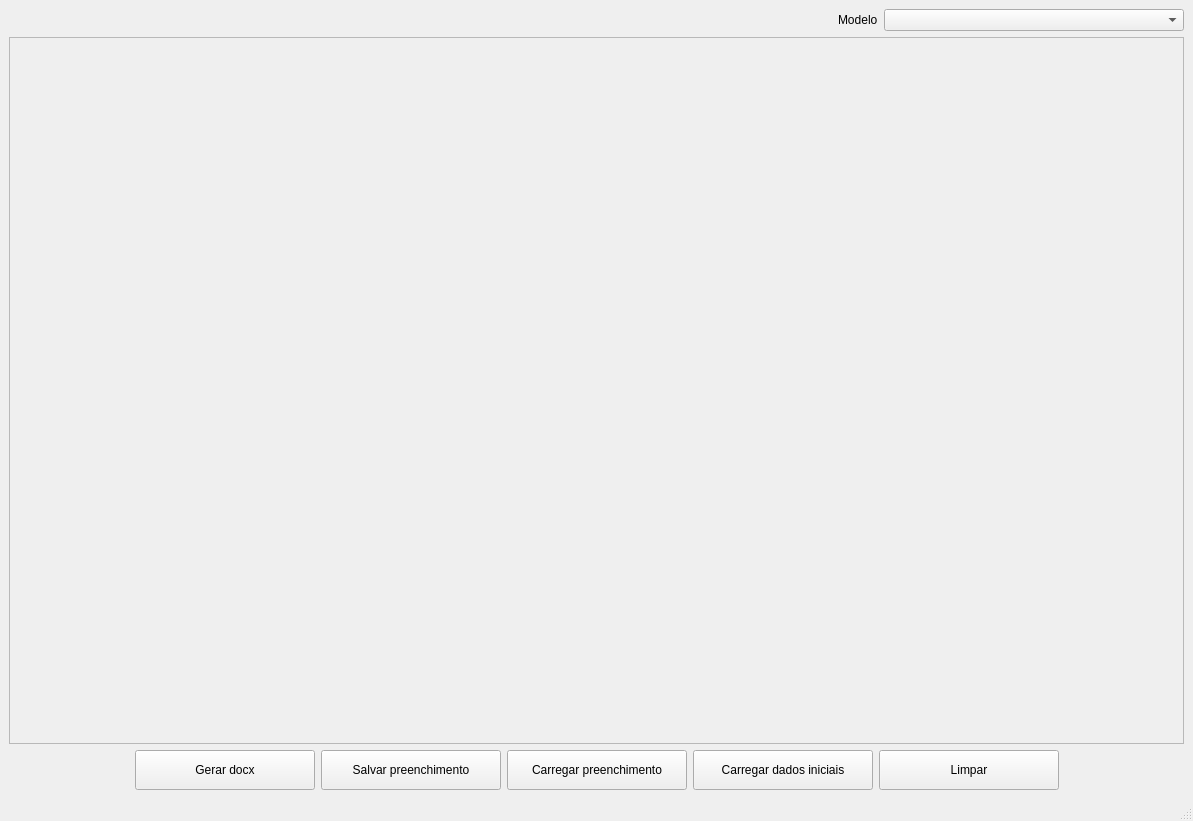
The window that fastdoc/gui_app/main_window/main_window.ui (renatormc/dev_laudo_sinfweb) describes before a commit, drawn with Qt 5.
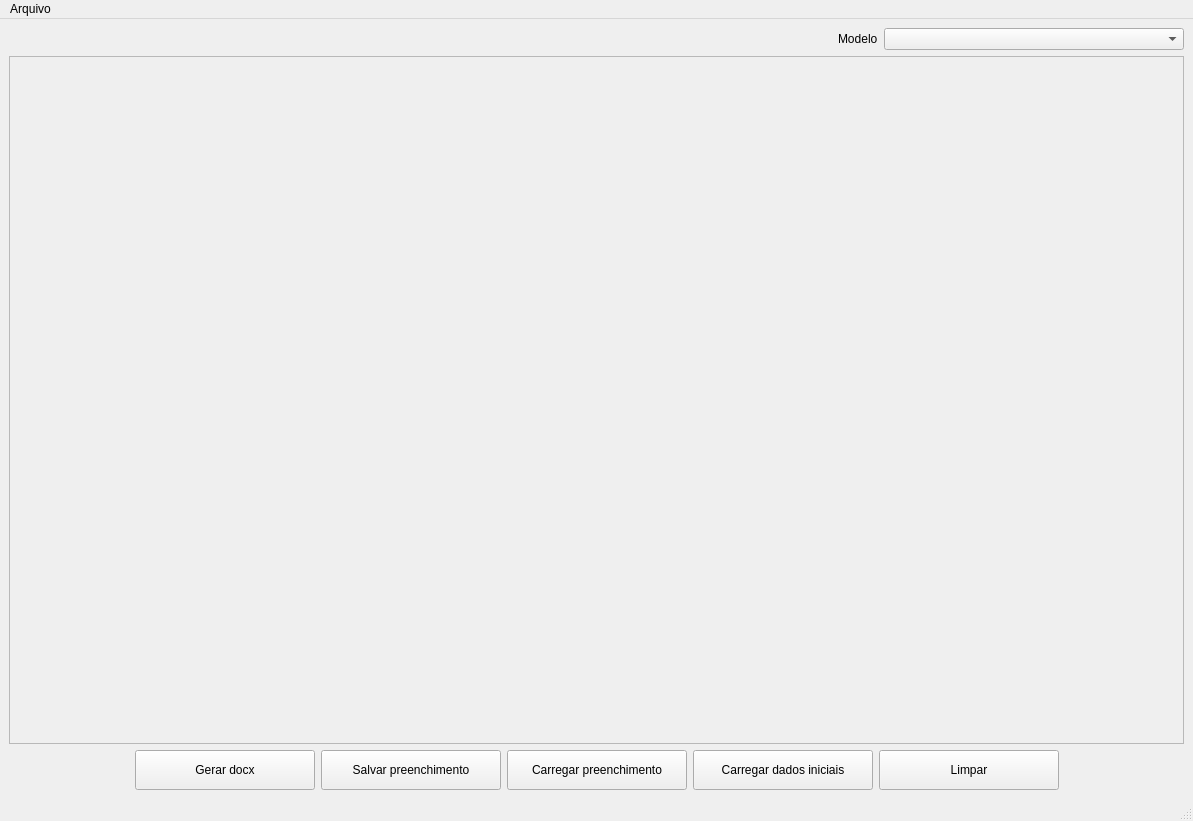
The same window after the commit.

```diff
--- a/fastdoc/gui_app/main_window/main_window.ui
+++ b/fastdoc/gui_app/main_window/main_window.ui
@@ -172,6 +172,14 @@
      <height>22</height>
     </rect>
    </property>
+   <widget class="QMenu" name="menuArquivo">
+    <property name="title">
+     <string>Arquivo</string>
+    </property>
+    <addaction name="act_add_token"/>
+    <addaction name="act_manage_models"/>
+   </widget>
+   <addaction name="menuArquivo"/>
   </widget>
   <widget class="QStatusBar" name="statusbar"/>
  </widget>
```
Left out of the diff: 10 changed lines with no effect on the pictures.
